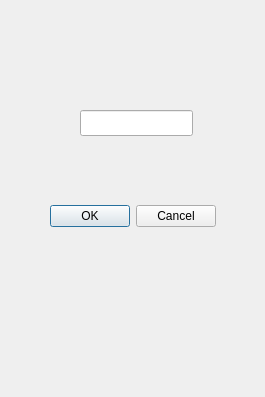
Old version of the form A66-app/yreferencepoint.ui in the repository Tetraelc/A66_PRO.
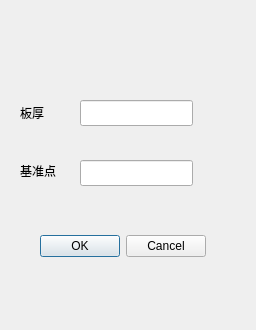
New version of the form.

Commit message: 材料库更新增加基准点

Diff of the .ui file:
```diff
--- a/A66-app/yreferencepoint.ui
+++ b/A66-app/yreferencepoint.ui
@@ -6,8 +6,8 @@
    <rect>
     <x>0</x>
     <y>0</y>
-    <width>265</width>
-    <height>397</height>
+    <width>256</width>
+    <height>330</height>
    </rect>
   </property>
   <property name="windowTitle">
@@ -17,17 +17,20 @@
    <property name="geometry">
     <rect>
      <x>80</x>
-     <y>110</y>
+     <y>160</y>
      <width>113</width>
      <height>26</height>
     </rect>
    </property>
+   <property name="readOnly">
+    <bool>true</bool>
+   </property>
   </widget>
   <widget class="QDialogButtonBox" name="buttonBox">
    <property name="geometry">
     <rect>
-     <x>50</x>
-     <y>200</y>
+     <x>40</x>
+     <y>230</y>
      <width>166</width>
      <height>33</height>
     </rect>
@@ -36,6 +39,42 @@
     <set>QDialogButtonBox::Cancel|QDialogButtonBox::Ok</set>
    </property>
   </widget>
+  <widget class="QLineEdit" name="lineEdit_BoardThick">
+   <property name="geometry">
+    <rect>
+     <x>80</x>
+     <y>100</y>
+     <width>113</width>
+     <height>26</height>
+    </rect>
+   </property>
+  </widget>
+  <widget class="QLabel" name="label">
+   <property name="geometry">
+    <rect>
+     <x>20</x>
+     <y>103</y>
+     <width>50</width>
+     <height>20</height>
+    </rect>
+   </property>
+   <property name="text">
+    <string>板厚</string>
+   </property>
+  </widget>
+  <widget class="QLabel" name="label_2">
+   <property name="geometry">
+    <rect>
+     <x>20</x>
+     <y>163</y>
+     <width>50</width>
+     <height>16</height>
+    </rect>
+   </property>
+   <property name="text">
+    <string>基准点</string>
+   </property>
+  </widget>
  </widget>
  <resources/>
  <connections/>
```
Left out of the diff: 21 changed lines with no effect on the pictures. The commit also changes 15 other files.
